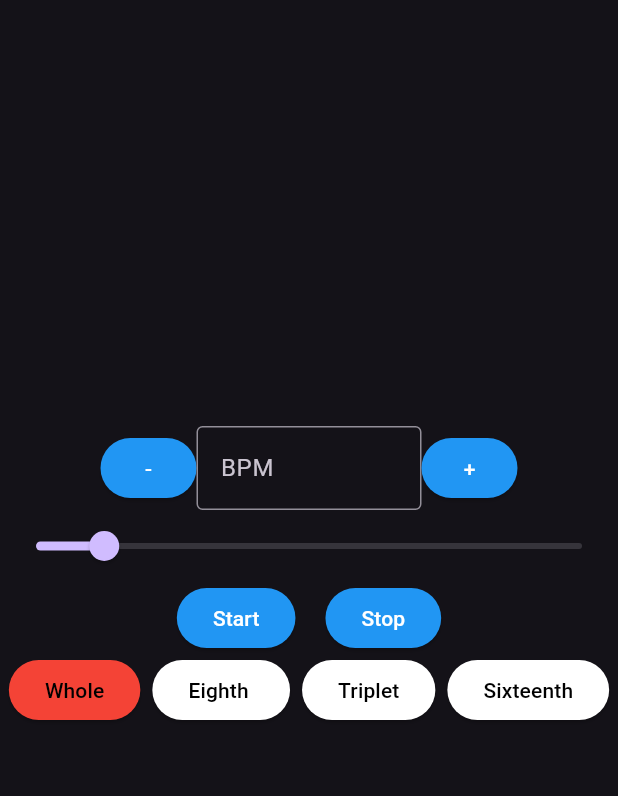
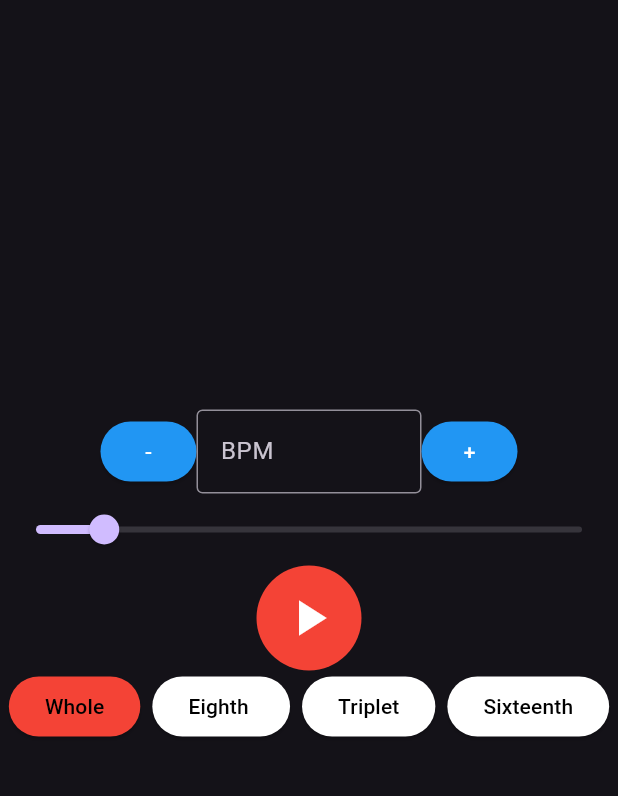
Before and after one commit to AdnanKhaleeli/MetronomeAPP, a Flutter app: the screen it shows after launch, on a phone screen of 412 x 824 dp, the part 84-880 px from its top. Run offline on Flutter 3.47's test engine with Material 3 defaults, Android fonts, the phone set to English and light mode, and no system bars; our stand-ins replace audioplayers; missing offline and left inert: mongo_dart.

Commit message:
Play button

```diff
--- a/lib/main.dart
+++ b/lib/main.dart
@@ -116,7 +116,6 @@ class _MetronomeAppState extends State<MetronomeApp> {
   }
 
   void startMetronome(int subdivisions) {
-    playing = true;
     final double oneBeat = 60 / _bpm;
     final double tickDuration =
         (subdivisions == 1) ? oneBeat : oneBeat / subdivisions;
@@ -139,7 +138,6 @@ class _MetronomeAppState extends State<MetronomeApp> {
 
   // Stops the metronome
   void stopMetronome() {
-    playing = false;
     _timer?.cancel();
     player.stop();
     tickCount = 0;
@@ -244,7 +242,6 @@ class _MetronomeAppState extends State<MetronomeApp> {
               ),
             if (widget.user is Student && selectedPiece != null)
               Container(
-
                 margin: EdgeInsets.all(16.0),
                 child: Center(
                   child: Row(
@@ -349,17 +346,34 @@ class _MetronomeAppState extends State<MetronomeApp> {
             Row(
               mainAxisAlignment: MainAxisAlignment.center,
               children: [
-                ElevatedButton(
-                  onPressed: () {
+                GestureDetector(
+                  onTap: () {
+                    setState(() {
+                      if (playing) {
                         stopMetronome();
+                      } else {
                         startMetronome(currentSubdivisions);
+                      }
+                      setState(() {
+                        playing = !playing;
+                      });
+                    });
                   },
-                  child: Text('Start'),
+                  child: Container(
+                    width: 70,
+                    height: 70,
+                    decoration: BoxDecoration(
+                      color: Colors.red,
+                      shape: BoxShape.circle,
                     ),
-                SizedBox(width: 20),
-                ElevatedButton(
-                  onPressed: stopMetronome,
-                  child: Text('Stop'),
+                    child: Center(
+                      child: Icon(
+                        playing ? Icons.pause : Icons.play_arrow,
+                        color: Colors.white,
+                        size: 40,
+                      ),
+                    ),
+                  ),
                 ),
               ],
             ),
```
Lines whose indentation alone changed are shown as unchanged.
